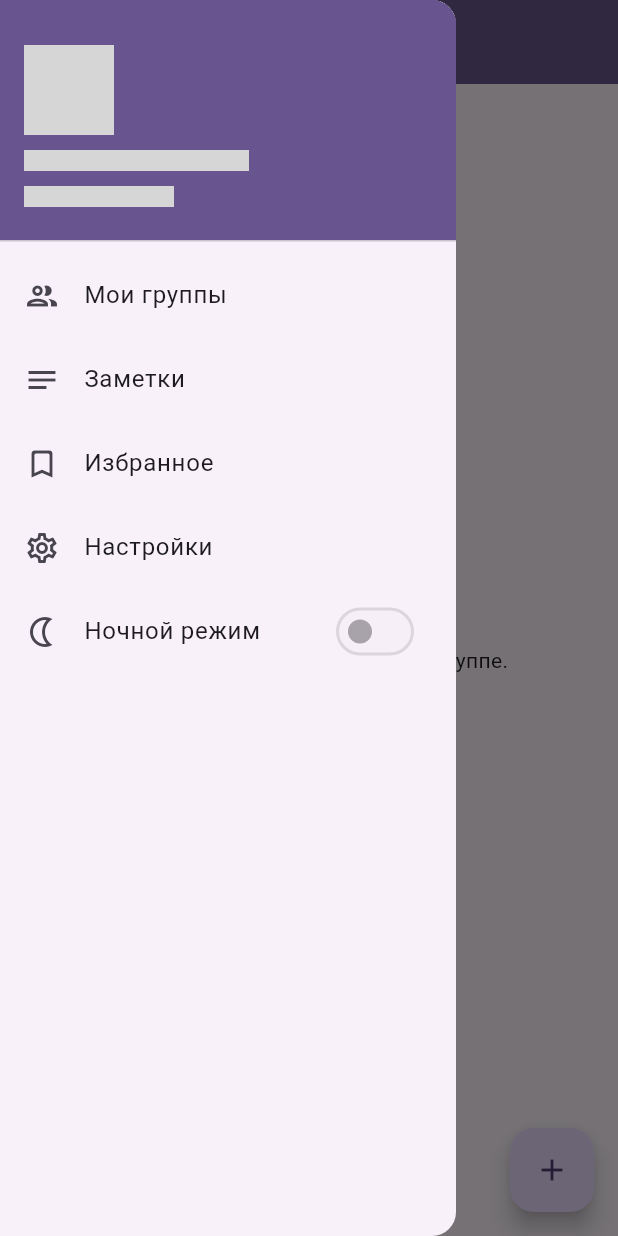
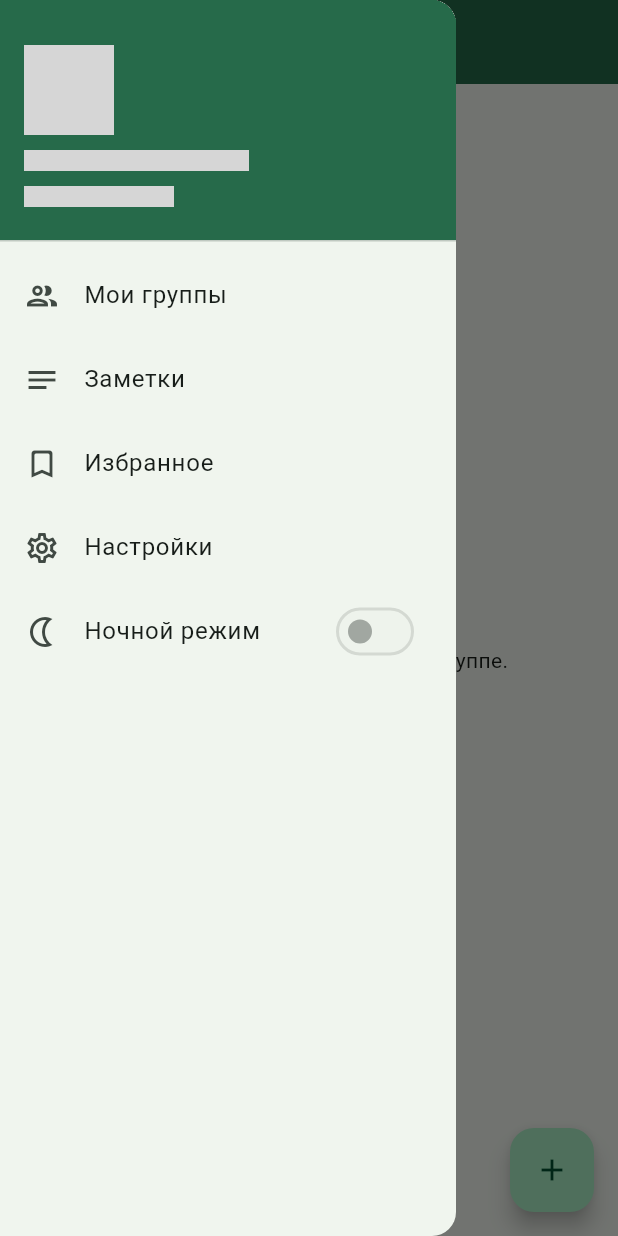
Before and after one commit to cupofcrisp-tulahack2023/compendio-client, a Flutter app: the screen it shows after launch, with the side drawer open, on a phone screen of 412 x 824 dp. Run offline on Flutter 3.47's test engine with Material 2 defaults, Android fonts, the phone set to English and light mode, and no system bars; our stand-ins replace bloc, flutter_bloc, get_it, image_picker, multi_select_flutter, photo_view; missing offline and left inert: animated_shimmer, design_box, material_text_fields; accounts and stored records are empty; grey boxes are pictures that could not be loaded.

Commit message:
changed theme color to green

```diff
--- a/lib/main.dart
+++ b/lib/main.dart
@@ -25,7 +25,7 @@ class MyApp extends StatelessWidget {
     return MaterialApp(
       title: 'Compendio',
       theme: ThemeData(
-        colorScheme: ColorScheme.fromSeed(seedColor: Colors.deepPurple),
+        colorScheme: ColorScheme.fromSeed(seedColor: Colors.greenAccent),
         useMaterial3: true,
       ),
       home: MyGroupsPage(),
```
